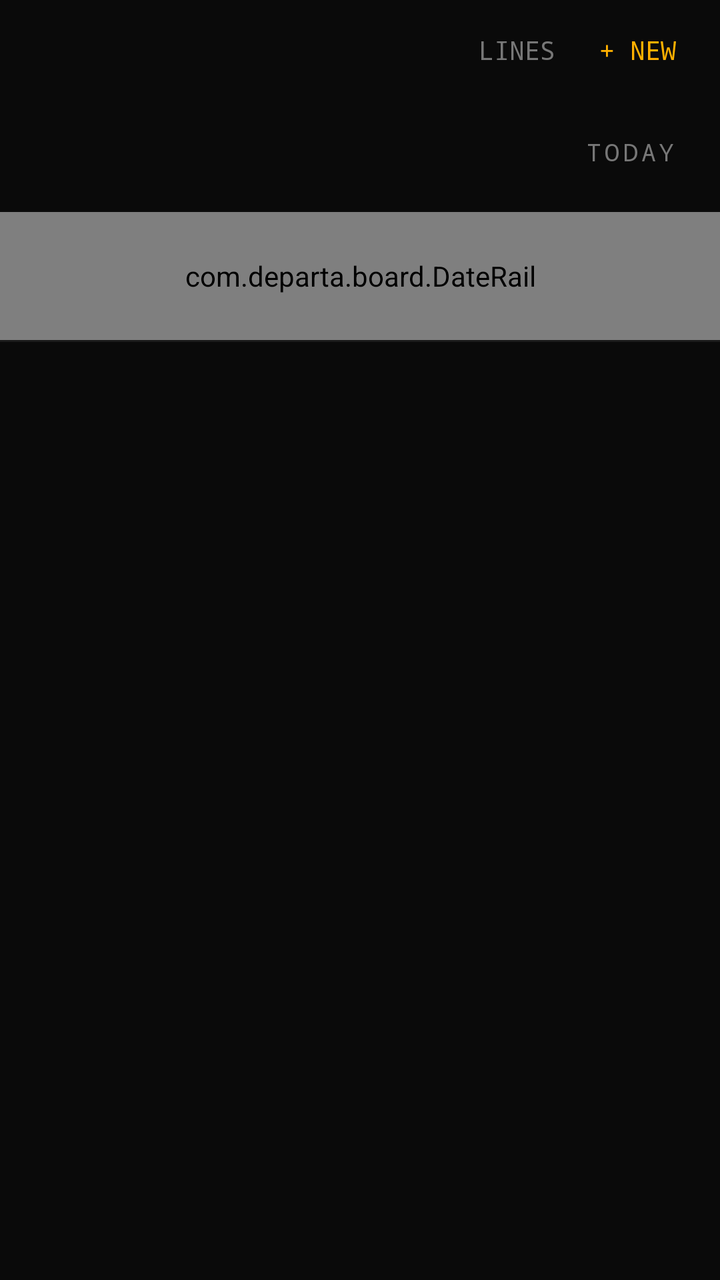
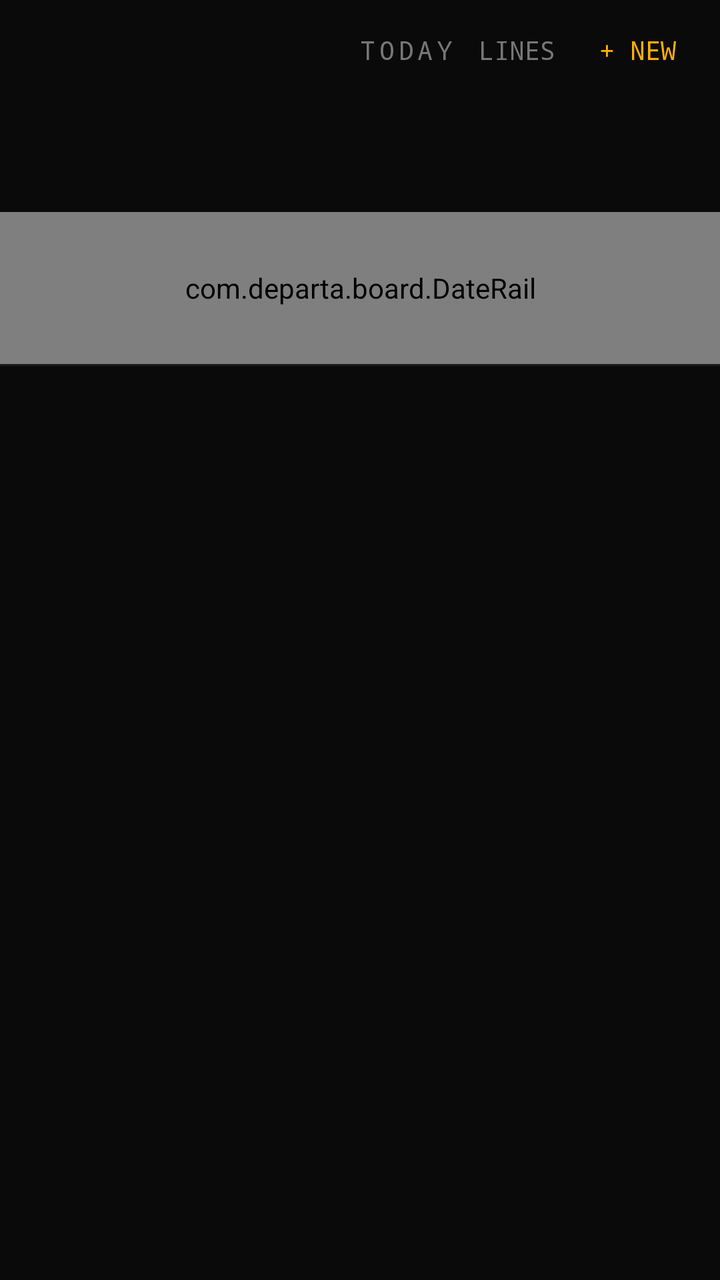

Two renders of the same Android screen: before a commit and after it. Below are the layout's source before the change and the commit's diff.
<!-- AndroidManifest.xml: application theme BoardTheme -->
<!-- res/layout/activity_board.xml -->
<?xml version="1.0" encoding="utf-8"?>
<FrameLayout xmlns:android="http://schemas.android.com/apk/res/android"
    android:layout_width="match_parent"
    android:layout_height="match_parent">

    <LinearLayout
        android:layout_width="match_parent"
        android:layout_height="match_parent"
        android:orientation="vertical">

        
        <LinearLayout
            android:layout_width="match_parent"
            android:layout_height="wrap_content"
            android:gravity="center_vertical"
            android:orientation="horizontal"
            android:paddingStart="16dp"
            android:paddingTop="10dp"
            android:paddingEnd="16dp"
            android:paddingBottom="10dp">

            <TextView
                android:id="@+id/clock"
                android:layout_width="wrap_content"
                android:layout_height="wrap_content"
                android:fontFamily="monospace"
                android:letterSpacing="0.08"
                android:textColor="@color/amber"
                android:textSize="16sp"
                android:textStyle="bold" />

            <Space
                android:layout_width="0dp"
                android:layout_height="wrap_content"
                android:layout_weight="1" />

            <TextView
                android:id="@+id/btn_lines"
                android:layout_width="wrap_content"
                android:layout_height="wrap_content"
                android:fontFamily="monospace"
                android:padding="6dp"
                android:text="@string/header_lines"
                android:textColor="@color/text_dim"
                android:textSize="13sp" />

            <TextView
                android:id="@+id/btn_add"
                android:layout_width="wrap_content"
                android:layout_height="wrap_content"
                android:layout_marginStart="10dp"
                android:fontFamily="monospace"
                android:padding="6dp"
                android:text="@string/header_new"
                android:textColor="@color/amber"
                android:textSize="13sp" />
        </LinearLayout>

        
        <LinearLayout
            android:layout_width="match_parent"
            android:layout_height="wrap_content"
            android:gravity="center_vertical"
            android:orientation="horizontal"
            android:paddingStart="16dp"
            android:paddingTop="2dp"
            android:paddingEnd="16dp"
            android:paddingBottom="6dp">

            <TextView
                android:id="@+id/date_dow"
                android:layout_width="wrap_content"
                android:layout_height="wrap_content"
                android:fontFamily="monospace"
                android:letterSpacing="0.25"
                android:textColor="@color/amber"
                android:textSize="13sp"
                android:textStyle="bold" />

            <TextView
                android:id="@+id/date_num"
                android:layout_width="wrap_content"
                android:layout_height="wrap_content"
                android:layout_marginStart="10dp"
                android:fontFamily="monospace"
                android:textColor="@color/text_primary"
                android:textSize="36sp"
                android:textStyle="bold" />

            <TextView
                android:id="@+id/date_mon"
                android:layout_width="wrap_content"
                android:layout_height="wrap_content"
                android:layout_marginStart="10dp"
                android:fontFamily="monospace"
                android:letterSpacing="0.25"
                android:textColor="@color/amber"
                android:textSize="13sp"
                android:textStyle="bold" />

            <Space
                android:layout_width="0dp"
                android:layout_height="wrap_content"
                android:layout_weight="1" />

            <TextView
                android:id="@+id/btn_today"
                android:layout_width="wrap_content"
                android:layout_height="wrap_content"
                android:fontFamily="monospace"
                android:letterSpacing="0.15"
                android:padding="6dp"
                android:text="@string/today"
                android:textColor="@color/text_dim"
                android:textSize="12sp" />
        </LinearLayout>

        
        <com.departa.board.DateRail
            android:id="@+id/rail"
            android:layout_width="match_parent"
            android:layout_height="64dp" />

        <View
            android:layout_width="match_parent"
            android:layout_height="1dp"
            android:background="@color/line_divider" />

        <ListView
            android:id="@+id/board"
            android:layout_width="match_parent"
            android:layout_height="0dp"
            android:layout_weight="1"
            android:cacheColorHint="@color/board_bg"
            android:divider="@drawable/row_divider"
            android:dividerHeight="1dp"
            android:layoutAnimation="@anim/board_la"
            android:scrollbars="none" />
    </LinearLayout>

    <TextView
        android:id="@+id/empty"
        android:layout_width="wrap_content"
        android:layout_height="wrap_content"
        android:layout_gravity="center"
        android:fontFamily="monospace"
        android:gravity="center"
        android:letterSpacing="0.2"
        android:padding="32dp"
        android:text="@string/empty_board"
        android:textColor="@color/text_dim"
        android:textSize="14sp"
        android:visibility="gone" />

    <LinearLayout
        android:id="@+id/perm_gate"
        android:layout_width="match_parent"
        android:layout_height="match_parent"
        android:gravity="center"
        android:orientation="vertical"
        android:padding="40dp"
        android:visibility="gone">

        <TextView
            android:layout_width="wrap_content"
            android:layout_height="wrap_content"
            android:fontFamily="monospace"
            android:letterSpacing="0.15"
            android:text="@string/perm_title"
            android:textColor="@color/amber"
            android:textSize="16sp"
            android:textStyle="bold" />

        <TextView
            android:layout_width="match_parent"
            android:layout_height="wrap_content"
            android:layout_marginTop="14dp"
            android:fontFamily="monospace"
            android:gravity="center"
            android:lineSpacingExtra="4dp"
            android:text="@string/perm_body"
            android:textColor="@color/text_dim"
            android:textSize="12sp" />

        <TextView
            android:id="@+id/btn_grant"
            android:layout_width="wrap_content"
            android:layout_height="wrap_content"
            android:layout_marginTop="28dp"
            android:background="@drawable/bg_action"
            android:fontFamily="monospace"
            android:paddingStart="22dp"
            android:paddingTop="12dp"
            android:paddingEnd="22dp"
            android:paddingBottom="12dp"
            android:text="@string/grant"
            android:textColor="@color/board_bg"
            android:textSize="14sp"
            android:textStyle="bold" />
    </LinearLayout>
</FrameLayout>
<!-- resources referenced by this layout -->
<resources>
  <color name="amber">#FFB000</color>
  <color name="board_bg">#0A0A0A</color>
  <color name="line_divider">#1B1B1B</color>
  <color name="text_dim">#777777</color>
  <color name="text_primary">#F2F2F2</color>
  <!-- drawable bg_action (drawable) -->
  <?xml version="1.0" encoding="utf-8"?>
  <shape xmlns:android="http://schemas.android.com/apk/res/android">
      <solid android:color="@color/amber" />
      <corners android:radius="6dp" />
  </shape>
  <!-- drawable row_divider (drawable) -->
  <?xml version="1.0" encoding="utf-8"?>
  <inset xmlns:android="http://schemas.android.com/apk/res/android"
      android:insetLeft="16dp">
      <shape android:shape="rectangle">
          <solid android:color="@color/line_divider" />
      </shape>
  </inset>
  <string name="empty_board">NO DEPARTURES\nALL TRACKS CLEAR</string>
  <string name="grant">GRANT ACCESS</string>
  <string name="header_lines">LINES</string>
  <string name="header_new">+ NEW</string>
  <string name="perm_body">Departa reads your calendar through the Android system provider. Nothing leaves this device — the app has no internet permission.</string>
  <string name="perm_title">CALENDAR ACCESS</string>
  <string name="today">TODAY</string>
  <style name="BoardTheme" parent="android:Theme.Material.NoActionBar">
          <item name="android:windowBackground">@color/board_bg</item>
          <item name="android:statusBarColor">@color/board_bg</item>
          <item name="android:navigationBarColor">@color/board_bg</item>
          <item name="android:colorPrimary">@color/board_bg</item>
          <item name="android:colorPrimaryDark">@color/board_bg</item>
          <item name="android:colorAccent">@color/amber</item>
          <item name="android:textColorPrimary">@color/text_primary</item>
          <item name="android:textColorSecondary">@color/text_dim</item>
      </style>
</resources>

<!-- the commit's change to res/layout/activity_board.xml (unified diff, before → after) -->
@@ -35,6 +35,17 @@
                 android:layout_weight="1" />
 
             <TextView
+                android:id="@+id/btn_today"
+                android:layout_width="wrap_content"
+                android:layout_height="wrap_content"
+                android:fontFamily="monospace"
+                android:letterSpacing="0.15"
+                android:padding="6dp"
+                android:text="@string/today"
+                android:textColor="@color/text_dim"
+                android:textSize="13sp" />
+
+            <TextView
                 android:id="@+id/btn_lines"
                 android:layout_width="wrap_content"
                 android:layout_height="wrap_content"
@@ -60,7 +71,7 @@
         <LinearLayout
             android:layout_width="match_parent"
             android:layout_height="wrap_content"
-            android:gravity="center_vertical"
+            android:gravity="center_horizontal"
             android:orientation="horizontal"
             android:paddingStart="16dp"
             android:paddingTop="2dp"
@@ -97,29 +108,13 @@
                 android:textColor="@color/amber"
                 android:textSize="13sp"
                 android:textStyle="bold" />
-
-            <Space
-                android:layout_width="0dp"
-                android:layout_height="wrap_content"
-                android:layout_weight="1" />
-
-            <TextView
-                android:id="@+id/btn_today"
-                android:layout_width="wrap_content"
-                android:layout_height="wrap_content"
-                android:fontFamily="monospace"
-                android:letterSpacing="0.15"
-                android:padding="6dp"
-                android:text="@string/today"
-                android:textColor="@color/text_dim"
-                android:textSize="12sp" />
         </LinearLayout>
 
         
         <com.departa.board.DateRail
             android:id="@+id/rail"
             android:layout_width="match_parent"
-            android:layout_height="64dp" />
+            android:layout_height="76dp" />
 
         <View
             android:layout_width="match_parent"
